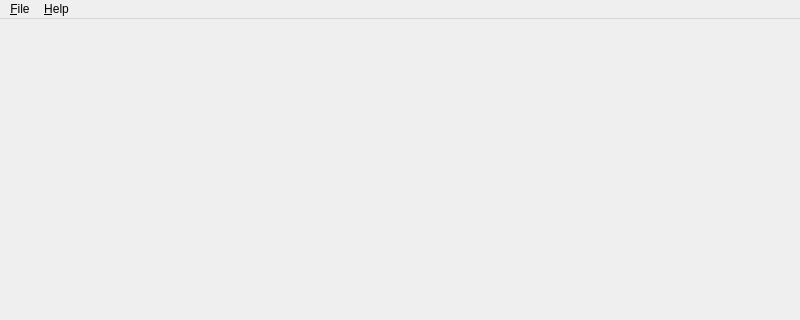
Old version of the form qtimgren/main_window.ui in the repository s-ball/qtimgren; both pictures show x 0 to 800 and y 0 to 320 of the 800 by 600 pixel window.
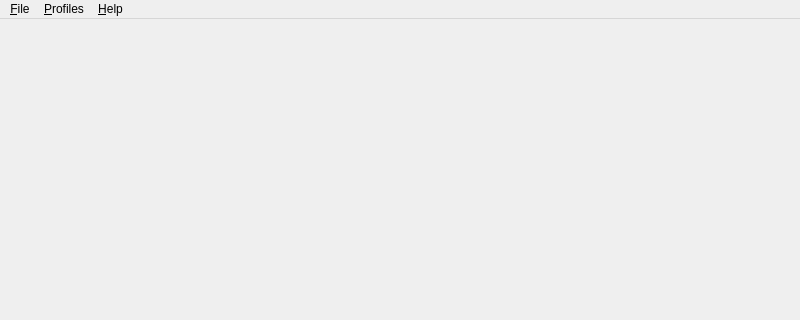
New version of the form.

Commit message:
Implement a dynamic menu for profiles.
Nothing is still persisted, and removal not renaming of profiles is not
implemented either.

Diff of the .ui file:
```diff
--- a/qtimgren/main_window.ui
+++ b/qtimgren/main_window.ui
@@ -36,7 +36,17 @@
     <addaction name="action_About"/>
     <addaction name="actionAbout_Qt"/>
    </widget>
+   <widget class="QMenu" name="menu_Profiles">
+    <property name="title">
+     <string>&amp;Profiles</string>
+    </property>
+    <addaction name="action_New_profile"/>
+    <addaction name="separator"/>
+    <addaction name="separator"/>
+    <addaction name="action_Manage_profiles"/>
+   </widget>
    <addaction name="menu_File"/>
+   <addaction name="menu_Profiles"/>
    <addaction name="menu_Help"/>
   </widget>
   <action name="action_Quit">
```
Left out of the diff: 26 changed lines with no effect on the pictures. The commit also changes 6 other files.
